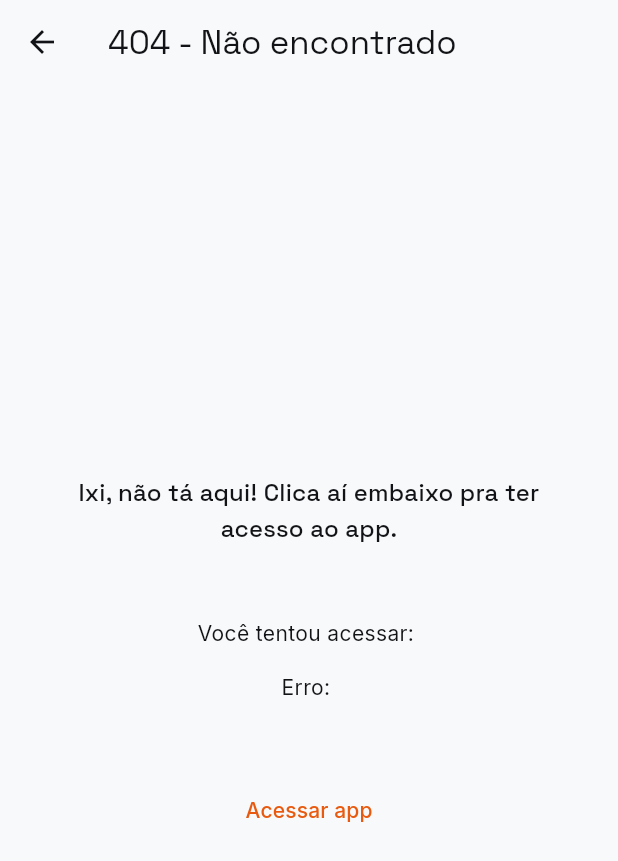
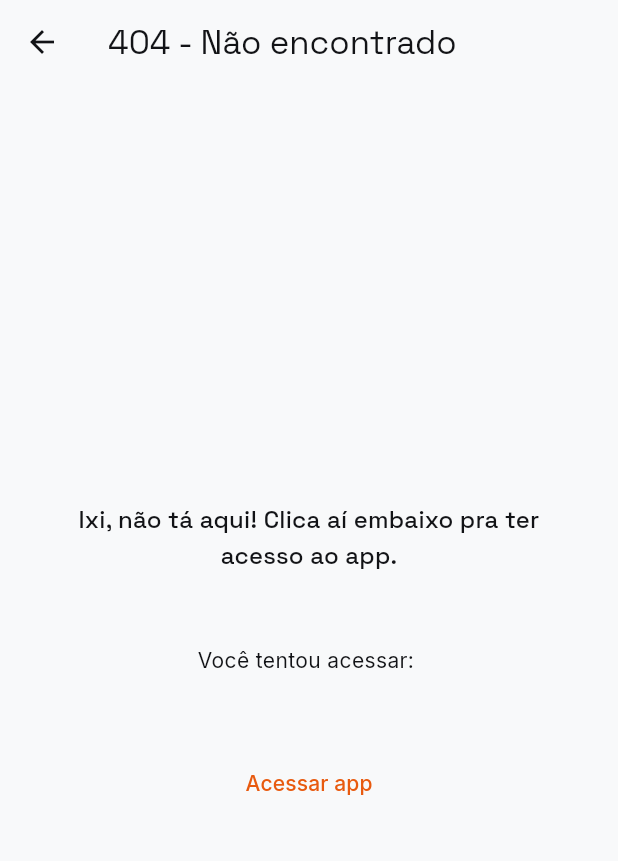
Before and after one commit to felipepcmourao/filament_os, a Flutter app: the NotFoundPage screen opened directly with empty values, on a phone screen of 412 x 824 dp. Shown: the top 861 px of the screen. Run offline on Flutter 3.47's test engine with Material 3 defaults, Android fonts, the phone set to English and light mode, and no system bars; our stand-ins replace equatable, flutter_riverpod, go_router, google_fonts.

Commit message:
refactor(router): remove mensagem do go_router da tela 404
A NotFoundPage exibia a message da GoException logo abaixo da URL tentada. Essa message é texto da biblioteca, em inglês e em vocabulário de roteador ("no routes for location: /x"), e repetia a mesma URL que a linha de cima já mostrava — não informava nem orientava ninguém.

Com a linha, some também o parâmetro error da página e o bloco que o extraía no errorBuilder. O motivo de ignorar state.error ficou registrado em comentário, para a decisão não parecer esquecimento.

Co-Authored-By: Claude Opus 5 <noreply@anthropic.com>

```diff
--- a/lib/core/presentation/not_found_page.dart
+++ b/lib/core/presentation/not_found_page.dart
@@ -16,9 +16,14 @@ import 'package:go_router/go_router.dart';
 /// `:id` — ali o roteador acertou, e quem trata a ausência é a própria
 /// `FilamentDetailsPage`, depois de consultar o repositório.
 ///
-/// Exibe a URL tentada e o erro porque "não encontrado" sem dizer *o quê* não
-/// ajuda ninguém a depurar — mas em `bodyMedium`, abaixo da explicação em
+/// Exibe a URL tentada porque "não encontrado" sem dizer *o quê* não ajuda
+/// ninguém a depurar — mas em `bodyMedium`, abaixo da explicação em
 /// `titleMedium`: quem lê quer primeiro saber o que houve, o resto é detalhe.
+///
+/// Não exibe o erro do roteador. A `message` da `GoException` é texto do
+/// go_router, em inglês, e diz o mesmo que a linha de cima ("no routes for
+/// location: /x") — repetir a URL em vocabulário de biblioteca não informa
+/// nem orienta ninguém.
 ///
 /// O botão para a home não é enfeite. Esta tela costuma ser alcançada por URL
 /// direta, sem tela anterior na pilha, então sem ele o usuário fica num beco
@@ -26,8 +31,7 @@ import 'package:go_router/go_router.dart';
 /// caminho, não empilhamento.
 class NotFoundPage extends StatelessWidget {
   final String uri;
-  final String error;
-  const NotFoundPage({super.key, required this.uri, required this.error});
+  const NotFoundPage({super.key, required this.uri});
 
   @override
   Widget build(BuildContext context) {
@@ -49,11 +53,6 @@ class NotFoundPage extends StatelessWidget {
                 'Você tentou acessar: $uri',
                 style: Theme.of(context).textTheme.bodyMedium!,
               ),
-              const SizedBox(height: AppSpacing.sm),
-              Text(
-                'Erro: $error',
-                style: Theme.of(context).textTheme.bodyMedium!,
-              ),
               const SizedBox(height: AppSpacing.xl),
               TextButton(
                 onPressed: () => context.goNamed(AppRouteNames.home),
```
Also changed, not shown: lib/core/router/app_router.dart (+8 -11 lines).
